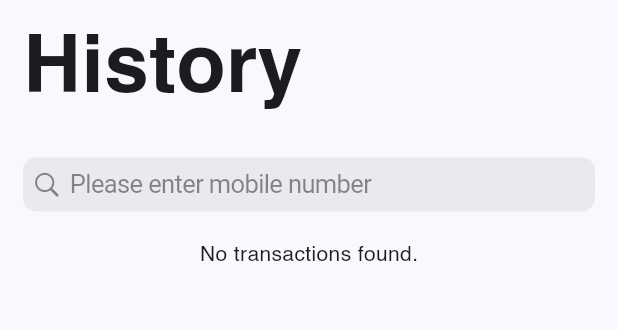
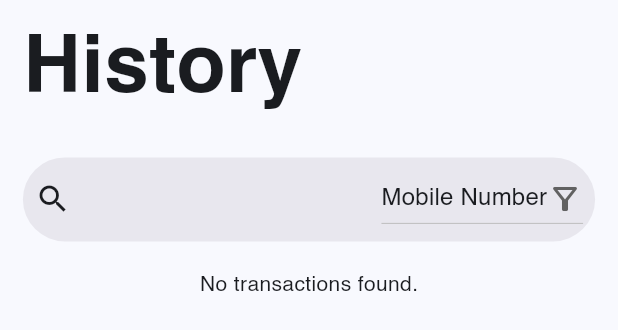
Before and after one commit to dumbun/self-finance, a Flutter app: the HistoryView widget shown alone on an empty page, opened directly, on a phone screen of 412 x 824 dp. Shown: the top 330 px of the screen. Run offline on Flutter 3.47's test engine with Material 3 defaults, Android fonts, the phone set to English and light mode, and no system bars; our stand-ins replace fl_chart, flutter_riverpod, flutter_svg, flutter_svg_provider, image_picker, local_auth and 3 more; accounts and stored records are empty; project files that could hold a hidden picture were left out.

Commit message:
code clean ups

```diff
--- a/lib/views/emi_calculator.dart
+++ b/lib/views/emi_calculator.dart
@@ -122,7 +122,10 @@ class _EmiCalculatorState extends State<EmiCalculator> {
               firstDate: _firstDate,
               lastDate: _lastDate,
               initialDate: _initalDate,
-              onChanged: ((value) => _doCalculations()),
+              onChanged: ((value) {
+                _tenureDataInput.text = value;
+                _doCalculations();
+              }),
               labelText: "Loan Tenure Date ( dd-MM-yyyy )",
               controller: _tenureDataInput,
             ),
--- a/lib/views/history.dart
+++ b/lib/views/history.dart
@@ -1,4 +1,3 @@
-import 'package:flutter/cupertino.dart';
 import 'package:flutter/material.dart';
 import 'package:responsive_sizer/responsive_sizer.dart';
 import 'package:self_finance/backend/backend.dart';
@@ -19,6 +18,7 @@ class HistoryView extends StatefulWidget {
 class _HistoryViewState extends State<HistoryView> {
   Future<List<Transactions>> _dataFuture = BackEnd.fetchLatestTransactions();
   List<Transactions> _shodowData = [];
+  List<String> filters = ["Mobile Number", "Name"];
 
   @override
   void initState() {
@@ -99,14 +99,36 @@ class _HistoryViewState extends State<HistoryView> {
     );
   }
 
+  String dropdownValue = "Mobile Number";
+
+  void _doChangeSearchFilters() {}
+
   Widget _buildSearchBar() {
     return SearchAnchor(
       builder: (BuildContext context, SearchController controller) {
-        return CupertinoSearchTextField(
-          style: const TextStyle(color: getPrimaryColor),
+        return SearchBar(
+          elevation: MaterialStatePropertyAll(0.sp),
+          trailing: [
+            DropdownButton(
+
+              icon: const Icon(Icons.filter_alt_outlined),
+              enableFeedback: true,
+              items: filters.map<DropdownMenuItem<String>>((String value) {
+                return DropdownMenuItem<String>(
+                  value: value,
+                  child: Text(value),
+                );
+              }).toList(),
+              value: dropdownValue,
+              onChanged: (String? value) {
+                setState(() {
+                  dropdownValue = value!;
+                });
+              },
+            ),
+          ],
+          leading: const Icon(Icons.search),
           onSubmitted: (value) => _doSearch(controller.text),
-          placeholder: "Please enter mobile number",
-          keyboardType: TextInputType.phone,
           controller: controller,
           onChanged: (_) {
             _doSearch(controller.text);
```
Also changed, not shown: pubspec.lock.
